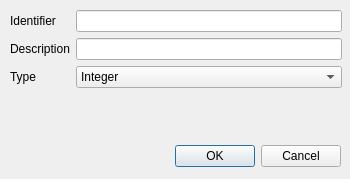
Old version of the form tinyember/TinyEmberPlus/CreateParameterDialog.ui in the repository Lawo/ember-plus.
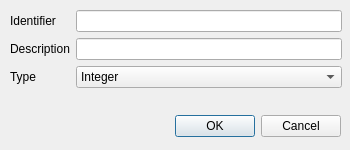
New version of the form. Icons and pictures are not drawn.

The edit to the form file:
```diff
--- a/tinyember/TinyEmberPlus/CreateParameterDialog.ui
+++ b/tinyember/TinyEmberPlus/CreateParameterDialog.ui
@@ -7,7 +7,7 @@
     <x>0</x>
     <y>0</y>
     <width>350</width>
-    <height>179</height>
+    <height>150</height>
    </rect>
   </property>
   <property name="sizePolicy">
@@ -27,7 +27,7 @@
    <property name="geometry">
     <rect>
      <x>10</x>
-     <y>140</y>
+     <y>110</y>
      <width>331</width>
      <height>33</height>
     </rect>
@@ -74,7 +74,7 @@
      <x>10</x>
      <y>10</y>
      <width>332</width>
-     <height>121</height>
+     <height>101</height>
     </rect>
    </property>
    <layout class="QFormLayout" name="formLayout">
```
Left out of the diff: 12 changed lines with no effect on the pictures.
